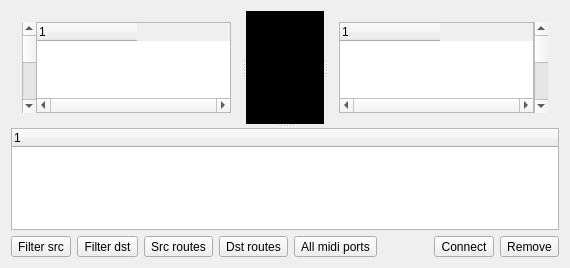
First picture: the form in muse3/muse/mixer/routedialogbase.ui, repository emrum/muse, before the edit.
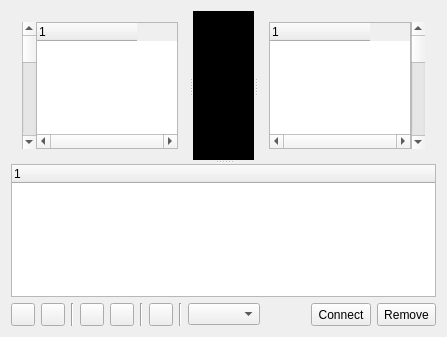
Second picture: the form after the edit. Custom widgets are drawn as their Qt base class.

Commit message: Router icons and alias support

```diff
--- a/muse3/muse/mixer/routedialogbase.ui
+++ b/muse3/muse/mixer/routedialogbase.ui
@@ -6,8 +6,8 @@
    <rect>
     <x>0</x>
     <y>0</y>
-    <width>570</width>
-    <height>268</height>
+    <width>447</width>
+    <height>337</height>
    </rect>
   </property>
   <property name="sizePolicy">
@@ -236,18 +236,11 @@
     <layout class="QHBoxLayout" name="horizontalLayout">
      <item>
       <widget class="QToolButton" name="filterSrcButton">
-       <property name="text">
-        <string>Filter src</string>
+       <property name="toolTip">
+        <string>Show only selected sources</string>
        </property>
-       <property name="checkable">
-        <bool>true</bool>
-       </property>
-      </widget>
-     </item>
-     <item>
-      <widget class="QToolButton" name="filterDstButton">
-       <property name="text">
-        <string>Filter dst</string>
+       <property name="whatsThis">
+        <string>Show only selected sources</string>
        </property>
        <property name="checkable">
         <bool>true</bool>
@@ -256,8 +249,31 @@
      </item>
      <item>
       <widget class="QToolButton" name="srcRoutesButton">
-       <property name="text">
-        <string>Src routes</string>
+       <property name="toolTip">
+        <string>Show only destination routes for selected source</string>
+       </property>
+       <property name="whatsThis">
+        <string>Show only destination routes for selected source</string>
+       </property>
+       <property name="checkable">
+        <bool>true</bool>
+       </property>
+      </widget>
+     </item>
+     <item>
+      <widget class="Line" name="line">
+       <property name="orientation">
+        <enum>Qt::Vertical</enum>
+       </property>
+      </widget>
+     </item>
+     <item>
+      <widget class="QToolButton" name="filterDstButton">
+       <property name="toolTip">
+        <string>Show only selected destinations</string>
+       </property>
+       <property name="whatsThis">
+        <string>Show only selected destinations</string>
        </property>
        <property name="checkable">
         <bool>true</bool>
@@ -266,24 +282,54 @@
      </item>
      <item>
       <widget class="QToolButton" name="dstRoutesButton">
-       <property name="text">
-        <string>Dst routes</string>
+       <property name="toolTip">
+        <string>Show only source routes for selected destination</string>
+       </property>
+       <property name="whatsThis">
+        <string>Show only source routes for selected destination</string>
        </property>
        <property name="checkable">
         <bool>true</bool>
        </property>
       </widget>
      </item>
+     <item>
+      <widget class="Line" name="line_2">
+       <property name="orientation">
+        <enum>Qt::Vertical</enum>
+       </property>
+      </widget>
+     </item>
      <item>
       <widget class="QToolButton" name="allMidiPortsButton">
-       <property name="text">
-        <string>All midi ports</string>
+       <property name="toolTip">
+        <string>Show all Midi Ports</string>
+       </property>
+       <property name="whatsThis">
+        <string>Show all Midi Ports</string>
        </property>
        <property name="checkable">
         <bool>true</bool>
        </property>
       </widget>
      </item>
+     <item>
+      <widget class="Line" name="line_3">
+       <property name="orientation">
+        <enum>Qt::Vertical</enum>
+       </property>
+      </widget>
+     </item>
+     <item>
+      <widget class="QComboBox" name="routeAliasList">
+       <property name="toolTip">
+        <string>Preferred route name or alias</string>
+       </property>
+       <property name="whatsThis">
+        <string>Preferred route name or alias</string>
+       </property>
+      </widget>
+     </item>
      <item>
       <spacer name="horizontalSpacer">
        <property name="orientation">
```
Left out of the diff: 35 changed lines with no effect on the pictures. The commit also changes 12 other files.
